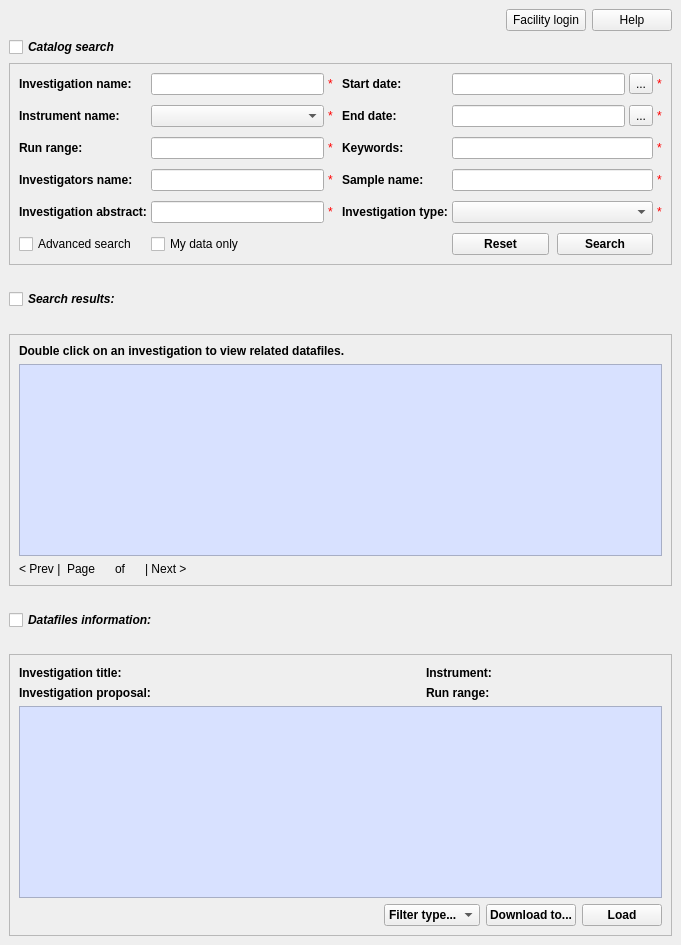
Above: Code/Mantid/MantidQt/MantidWidgets/inc/MantidQtMantidWidgets/ICatSearch2.ui from mantidproject/mantid before the change. Below: the same form after it.
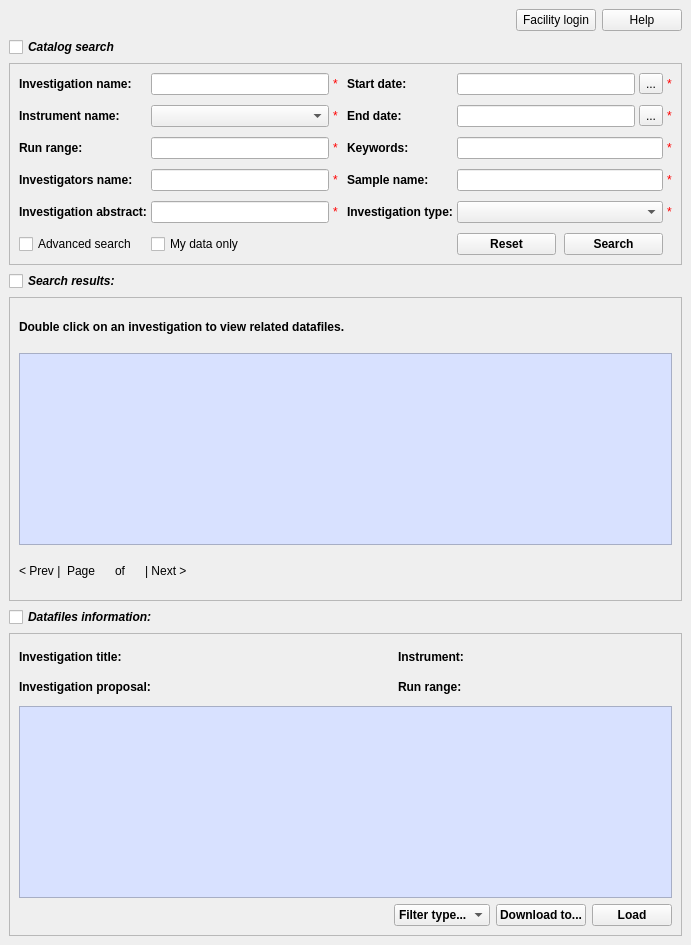
That is the form after the change.

Commit message:
Set size constraint properties in ui file. Refs #7637.
- No longer a fixed size.

```diff
--- a/Code/Mantid/MantidQt/MantidWidgets/inc/MantidQtMantidWidgets/ICatSearch2.ui
+++ b/Code/Mantid/MantidQt/MantidWidgets/inc/MantidQtMantidWidgets/ICatSearch2.ui
@@ -7,7 +7,7 @@
    <rect>
     <x>0</x>
     <y>0</y>
-    <width>681</width>
+    <width>691</width>
     <height>945</height>
    </rect>
   </property>
@@ -25,6 +25,12 @@
     <layout class="QGridLayout" name="mainGrid">
      <item row="4" column="0">
       <widget class="QFrame" name="resFrame">
+       <property name="sizePolicy">
+        <sizepolicy hsizetype="Preferred" vsizetype="Expanding">
+         <horstretch>0</horstretch>
+         <verstretch>0</verstretch>
+        </sizepolicy>
+       </property>
        <property name="frameShape">
         <enum>QFrame::StyledPanel</enum>
        </property>
@@ -180,6 +186,12 @@
      </item>
      <item row="2" column="0">
       <widget class="QFrame" name="searchFrame">
+       <property name="sizePolicy">
+        <sizepolicy hsizetype="Minimum" vsizetype="Minimum">
+         <horstretch>0</horstretch>
+         <verstretch>0</verstretch>
+        </sizepolicy>
+       </property>
        <property name="frameShape">
         <enum>QFrame::StyledPanel</enum>
        </property>
@@ -746,7 +758,7 @@
      <item row="6" column="0">
       <widget class="QFrame" name="dataFileFrame">
        <property name="sizePolicy">
-        <sizepolicy hsizetype="Minimum" vsizetype="Preferred">
+        <sizepolicy hsizetype="Minimum" vsizetype="Expanding">
          <horstretch>0</horstretch>
          <verstretch>0</verstretch>
         </sizepolicy>
@@ -760,11 +772,20 @@
        <layout class="QVBoxLayout" name="verticalLayout">
         <item>
          <layout class="QGridLayout" name="dataFileHead" rowstretch="0,0,0" columnstretch="0,0,0,0,0">
+          <property name="sizeConstraint">
+           <enum>QLayout::SetMinimumSize</enum>
+          </property>
           <property name="spacing">
            <number>4</number>
           </property>
           <item row="2" column="1">
            <widget class="QLabel" name="dataFileProposalRes">
+            <property name="sizePolicy">
+             <sizepolicy hsizetype="Minimum" vsizetype="Minimum">
+              <horstretch>0</horstretch>
+              <verstretch>0</verstretch>
+             </sizepolicy>
+            </property>
             <property name="font">
              <font>
               <weight>50</weight>
@@ -778,6 +799,12 @@
           </item>
           <item row="0" column="0">
            <widget class="QLabel" name="dataFileTitleTxt">
+            <property name="sizePolicy">
+             <sizepolicy hsizetype="Minimum" vsizetype="Minimum">
+              <horstretch>0</horstretch>
+              <verstretch>0</verstretch>
+             </sizepolicy>
+            </property>
             <property name="font">
              <font>
               <weight>75</weight>
@@ -791,6 +818,12 @@
           </item>
           <item row="0" column="3">
            <widget class="QLabel" name="dataFileInstrumentTxt">
+            <property name="sizePolicy">
+             <sizepolicy hsizetype="Minimum" vsizetype="Minimum">
+              <horstretch>0</horstretch>
+              <verstretch>0</verstretch>
+             </sizepolicy>
+            </property>
             <property name="font">
              <font>
               <weight>75</weight>
@@ -804,6 +837,12 @@
           </item>
           <item row="0" column="1">
            <widget class="QLabel" name="dataFileTitleRes">
+            <property name="sizePolicy">
+             <sizepolicy hsizetype="Minimum" vsizetype="Minimum">
+              <horstretch>0</horstretch>
+              <verstretch>0</verstretch>
+             </sizepolicy>
+            </property>
             <property name="font">
              <font>
               <weight>50</weight>
@@ -821,7 +860,7 @@
              <bool>true</bool>
             </property>
             <property name="sizePolicy">
-             <sizepolicy hsizetype="Fixed" vsizetype="Preferred">
+             <sizepolicy hsizetype="Minimum" vsizetype="Minimum">
               <horstretch>0</horstretch>
               <verstretch>0</verstretch>
              </sizepolicy>
@@ -843,7 +882,7 @@
              <bool>true</bool>
             </property>
             <property name="sizePolicy">
-             <sizepolicy hsizetype="Fixed" vsizetype="Preferred">
+             <sizepolicy hsizetype="Minimum" vsizetype="Minimum">
               <horstretch>0</horstretch>
               <verstretch>0</verstretch>
              </sizepolicy>
@@ -861,6 +900,12 @@
           </item>
           <item row="0" column="2">
            <spacer name="dataFileHeadSpace">
+            <property name="sizePolicy">
+             <sizepolicy hsizetype="Fixed" vsizetype="Minimum">
+              <horstretch>0</horstretch>
+              <verstretch>0</verstretch>
+             </sizepolicy>
+            </property>
             <property name="orientation">
              <enum>Qt::Horizontal</enum>
             </property>
@@ -877,6 +922,12 @@
           </item>
           <item row="0" column="4">
            <widget class="QLabel" name="dataFileInstrumentRes">
+            <property name="sizePolicy">
+             <sizepolicy hsizetype="Minimum" vsizetype="Minimum">
+              <horstretch>0</horstretch>
+              <verstretch>0</verstretch>
+             </sizepolicy>
+            </property>
             <property name="font">
              <font>
               <weight>50</weight>
@@ -890,6 +941,12 @@
           </item>
           <item row="2" column="4">
            <widget class="QLabel" name="dataFileRunRangeRes">
+            <property name="sizePolicy">
+             <sizepolicy hsizetype="Minimum" vsizetype="Minimum">
+              <horstretch>0</horstretch>
+              <verstretch>0</verstretch>
+             </sizepolicy>
+            </property>
             <property name="font">
              <font>
               <weight>50</weight>
```
The commit also changes 1 other file.
